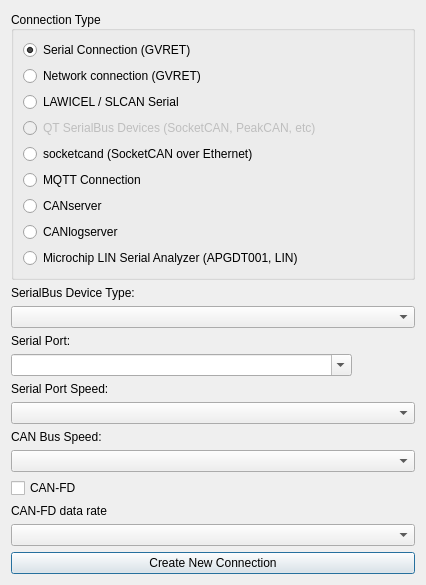
Tom-evnut/SavvyCAN, file ui/newconnectiondialog.ui: the form before one commit.
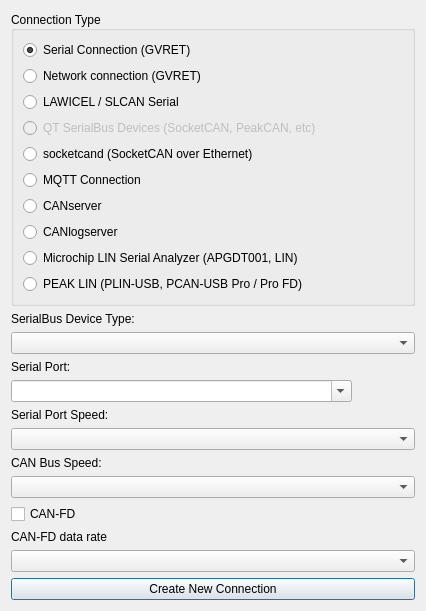
The form after the commit.

Commit message: LIN: PEAK LIN connection (PLIN-USB, PCAN-USB Pro FD / Pro), listening

The edit to the form file:
```diff
--- a/ui/newconnectiondialog.ui
+++ b/ui/newconnectiondialog.ui
@@ -92,6 +92,13 @@
         </property>
        </widget>
       </item>
+      <item row="10" column="0">
+       <widget class="QRadioButton" name="rbPeakLin">
+        <property name="text">
+         <string>PEAK LIN (PLIN-USB, PCAN-USB Pro / Pro FD)</string>
+        </property>
+       </widget>
+      </item>
      </layout>
     </widget>
    </item>
```
The commit also changes 17 other files.
